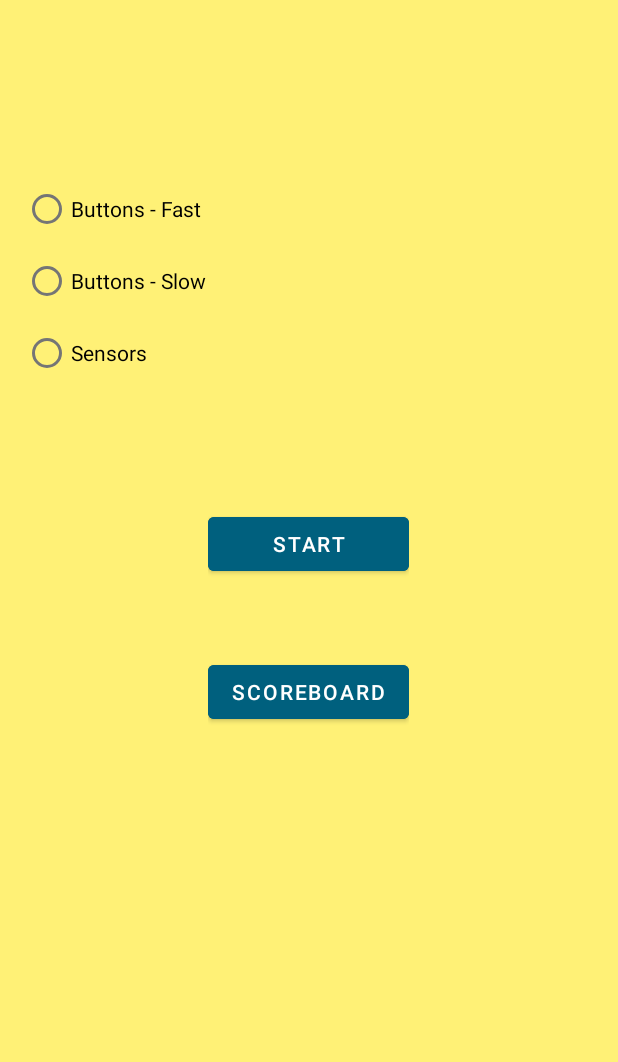
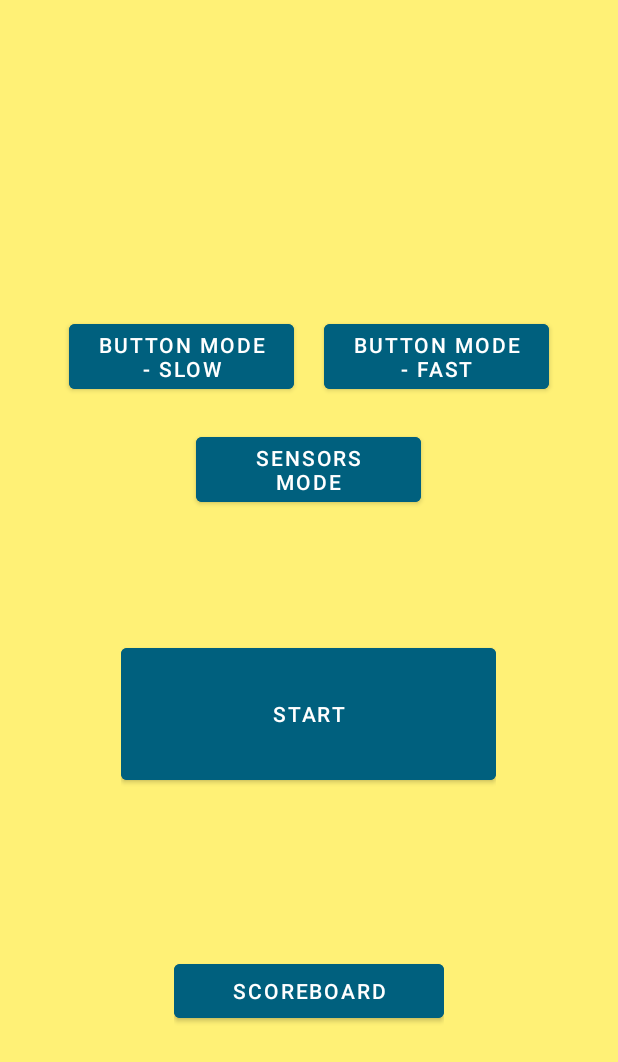
Before and after one commit to ItsTheHadad/A01, an Android app: the layout activity_menu.xml on its own in the app's theme, with its tools: preview values and no code run, on a phone screen of 412 x 824 dp. Shown: the top 1062 px of the screen. Run offline under Robolectric (Android 15) with nearby library versions, the phone set to English and light mode, and no system bars.

Commit message:
editing to assignment 2

```diff
--- a/app/src/main/java/com/example/l01redo/GameLogic.java
+++ b/app/src/main/java/com/example/l01redo/GameLogic.java
@@ -105,7 +105,7 @@ public class GameLogic {
 
      private void randomOnionAppear() {
           int col = (int)(Math.random() * ((getCOLS()-1) + 1));
-          int willTuna = (int)(Math.random() * (7));
+          int willTuna = (int)(Math.random() * (4));
           int tunaCol = (int)(Math.random() * ((getCOLS()-1) + 1));
 
           getMat()[0][col] = state.ONION;
--- /dev/null
+++ b/app/src/main/java/com/example/l01redo/Interfaces/SensorCallback.java
@@ -0,0 +1,9 @@
+package com.example.l01redo.Interfaces;
+
+public interface SensorCallback {
+   void moveLeft();
+   void moveRight();
+   void moveBack();
+   void moveForw();
+
+}
--- a/app/src/main/res/layout/activity_menu.xml
+++ b/app/src/main/res/layout/activity_menu.xml
@@ -8,19 +8,88 @@
     tools:context=".MenuActivity">
 
 
+
+
     <LinearLayout
         android:id="@+id/menu_LO_buttons"
         android:layout_width="wrap_content"
         android:layout_height="wrap_content"
-        android:layout_centerInParent="true"
-        android:orientation="vertical">
+        android:layout_centerHorizontal="true"
+        android:layout_marginTop="200dp"
+        >
+
+        <com.google.android.material.button.MaterialButton
+            android:id="@+id/menu_BTN_slow"
+            android:layout_width="150dp"
+            android:layout_height="match_parent"
+            android:backgroundTint="@color/ocean_500"
+            android:text="Button Mode - Slow"
+            android:layout_marginTop="15dp"
+            android:layout_marginBottom="25dp"
+            android:layout_margin="10dp"
+
+            >
+
+        </com.google.android.material.button.MaterialButton>
+
+        <com.google.android.material.button.MaterialButton
+            android:id="@+id/menu_BTN_fast"
+            android:layout_width="150dp"
+            android:layout_height="wrap_content"
+            android:backgroundTint="@color/ocean_500"
+            android:text="Button Mode - Fast"
+            android:layout_marginTop="15dp"
+            android:layout_marginBottom="25dp"
+            android:layout_margin="10dp"
+            >
+
+        </com.google.android.material.button.MaterialButton>
+
+
+    </LinearLayout>
+
+    <LinearLayout
+        android:id="@+id/menu_LO_sensors"
+        android:layout_width="wrap_content"
+        android:layout_height="wrap_content"
+        android:layout_centerHorizontal="true"
+        android:layout_below="@+id/menu_LO_buttons"
+        >
+
+        <com.google.android.material.button.MaterialButton
+            android:id="@+id/menu_BTN_sensors"
+            android:layout_width="150dp"
+            android:layout_height="wrap_content"
+            android:backgroundTint="@color/ocean_500"
+            android:text="Sensors Mode"
+            android:layout_marginTop="15dp"
+            android:layout_marginBottom="25dp"
+            android:layout_margin="10dp"
+            >
+
+        </com.google.android.material.button.MaterialButton>
+
+    </LinearLayout>
+
+
+
+
+    <LinearLayout
+        android:id="@+id/menu_LO_start"
+        android:layout_width="wrap_content"
+        android:layout_height="wrap_content"
+        android:layout_marginTop="60dp"
+        android:layout_centerHorizontal="true"
+        android:orientation="vertical"
+        android:layout_below="@+id/menu_LO_sensors"
+        >
 
 
 
         <com.google.android.material.button.MaterialButton
             android:id="@+id/menu_BTN_start"
-            android:layout_width="match_parent"
-            android:layout_height="match_parent"
+            android:layout_width="250dp"
+            android:layout_height="100dp"
             android:backgroundTint="@color/ocean_500"
             android:text="Start"
             android:layout_marginTop="15dp"
@@ -30,9 +99,21 @@
 
         </com.google.android.material.button.MaterialButton>
 
+
+    </LinearLayout>
+
+    <LinearLayout
+        android:id="@+id/menu_LO_scoreboard"
+        android:layout_width="wrap_content"
+        android:layout_height="wrap_content"
+        android:layout_marginTop="60dp"
+        android:layout_centerHorizontal="true"
+        android:orientation="vertical"
+        android:layout_below="@+id/menu_LO_start"
+        >
         <com.google.android.material.button.MaterialButton
             android:id="@+id/menu_BTN_score"
-            android:layout_width="match_parent"
+            android:layout_width="180dp"
             android:layout_height="match_parent"
             android:backgroundTint="@color/ocean_500"
             android:text="Scoreboard"
@@ -46,53 +127,7 @@
 
     </LinearLayout>
 
-    <LinearLayout
-        android:id="@+id/menu_LO_radio"
-        android:orientation="vertical"
-        android:layout_width="match_parent"
-        android:layout_height="match_parent"
-        android:layout_above="@+id/menu_LO_buttons"
-        android:layout_centerInParent="true"
-        android:layout_marginTop="100dp"
-        >
-        <RadioGroup
-            android:layout_width="match_parent"
-            android:layout_height="wrap_content"
-            android:orientation="vertical"
-            android:layout_margin="15dp"
 
-            >
-            <RadioButton
-                android:id="@+id/menu_RB_fast"
-                android:layout_width="match_parent"
-                android:layout_height="match_parent"
-                android:text="Buttons - Fast"
-                >
-
-            </RadioButton>
-            <RadioButton
-                android:id="@+id/menu_RB_slow"
-                android:layout_width="match_parent"
-                android:layout_height="match_parent"
-                android:text="Buttons - Slow"
-                >
-            </RadioButton>
-
-            <RadioButton
-                android:id="@+id/menu_RB_sensor"
-                android:layout_width="match_parent"
-                android:layout_height="match_parent"
-                android:text="Sensors"
-                >
-
-            </RadioButton>
-
-
-        </RadioGroup>
-
-
-
-    </LinearLayout>
 
 
 
```
Also changed, not shown: app/src/main/java/com/example/l01redo/MainActivity.java (+71 -1 lines), app/src/main/java/com/example/l01redo/Utilities/SensorsDetector.java (added, +91 -0 lines).
